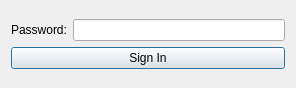
This is signinadmin.ui in tarateo78/Praticometro as Qt 5 draws it before an edit. The edited form follows.
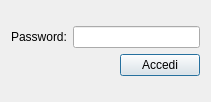
This is the edited form.

What changed in the file:
```diff
--- a/signinadmin.ui
+++ b/signinadmin.ui
@@ -6,8 +6,8 @@
    <rect>
     <x>0</x>
     <y>0</y>
-    <width>296</width>
-    <height>88</height>
+    <width>211</width>
+    <height>102</height>
    </rect>
   </property>
   <property name="windowTitle">
@@ -38,11 +38,28 @@
       </layout>
      </item>
      <item>
+      <layout class="QHBoxLayout" name="horizontalLayout_2">
+       <item>
+        <spacer name="horizontalSpacer">
+         <property name="orientation">
+          <enum>Qt::Horizontal</enum>
+         </property>
+         <property name="sizeHint" stdset="0">
+          <size>
+           <width>40</width>
+           <height>20</height>
+          </size>
+         </property>
+        </spacer>
+       </item>
+       <item>
       <widget class="QPushButton" name="pushButton">
        <property name="text">
-        <string>Sign In</string>
-       </property>
-      </widget>
+          <string>Accedi</string>
+         </property>
+        </widget>
+       </item>
+      </layout>
      </item>
     </layout>
    </item>
```
Lines whose indentation alone changed are shown as unchanged.
